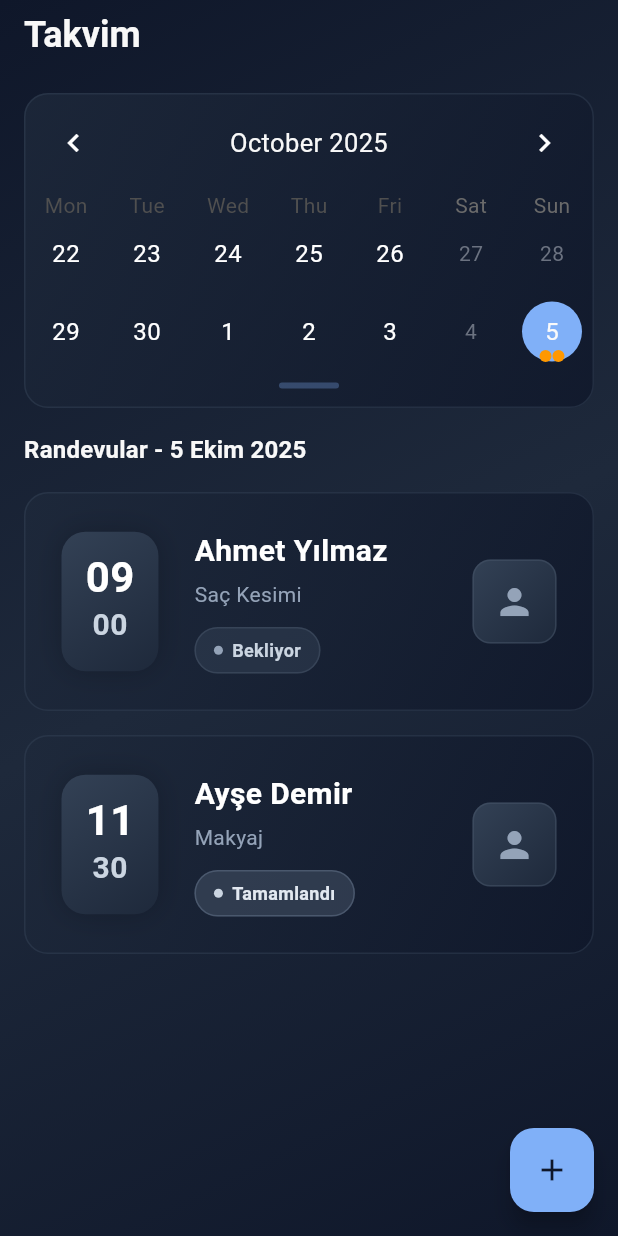
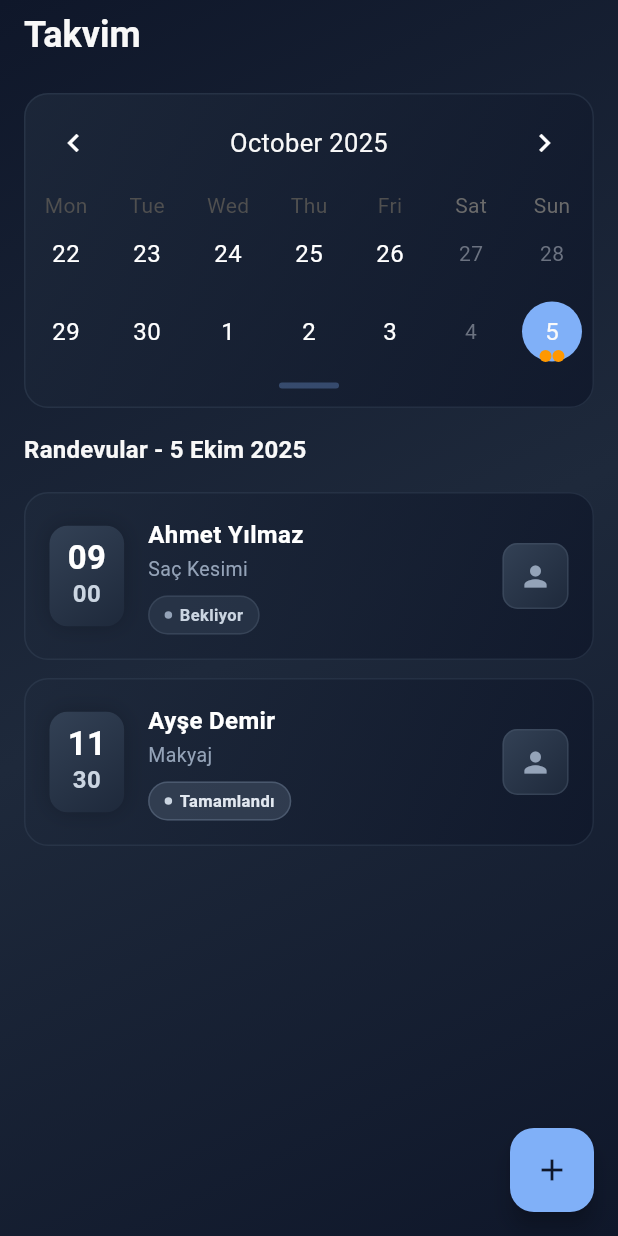
Before and after one commit to muhammedfaruk/randevum, a Flutter app: the CalendarView screen opened directly, on a phone screen of 412 x 824 dp. Run offline on Flutter 3.47's test engine with Material 3 defaults, Android fonts, the phone set to English and light mode, and no system bars; drawn by our look-alikes of table_calendar; our stand-ins replace connectivity_plus, dio, get, pretty_dio_logger, shared_preferences; accounts and stored records are empty; generated files the repository leaves out were written again.

Commit message:
randevu karti height azaltildi

```diff
--- a/lib/modules/calendar/widgets/appointment_card.dart
+++ b/lib/modules/calendar/widgets/appointment_card.dart
@@ -17,7 +17,7 @@ final class AppointmentCard extends StatelessWidget {
     final status = appointment['status'] ?? 'Bekliyor';
 
     return Container(
-      margin: const EdgeInsets.only(bottom: 16),
+      margin: const EdgeInsets.only(bottom: 12),
       decoration: BoxDecoration(
         gradient: AppColors.cardGradient,
         borderRadius: BorderRadius.circular(AppRadii.lg),
@@ -32,7 +32,7 @@ final class AppointmentCard extends StatelessWidget {
           borderRadius: BorderRadius.circular(AppRadii.lg),
           onTap: onTap,
           child: Padding(
-            padding: const EdgeInsets.all(24),
+            padding: const EdgeInsets.all(16),
             child: Row(
               children: [
                 // Sol taraf - Saat kutusu (koyu gradient)
@@ -46,33 +46,33 @@ final class AppointmentCard extends StatelessWidget {
                         Color(0xFF1e293b), // slate-800
                       ],
                     ),
-                    borderRadius: BorderRadius.circular(AppRadii.lg),
+                    borderRadius: BorderRadius.circular(12),
                     boxShadow: [
                       BoxShadow(
                         color: Colors.black.withValues(alpha: 0.2),
-                        blurRadius: 16,
+                        blurRadius: 12,
                         spreadRadius: 0,
                       ),
                     ],
                   ),
-                  padding: const EdgeInsets.all(16),
+                  padding: const EdgeInsets.symmetric(horizontal: 12, vertical: 10),
                   child: Column(
                     mainAxisSize: MainAxisSize.min,
                     children: [
                       Text(
                         _getHour(appointment['time']),
                         style: const TextStyle(
-                          fontSize: 28,
+                          fontSize: 22,
                           fontWeight: FontWeight.bold,
                           color: Colors.white,
                           height: 1,
                         ),
                       ),
-                      const SizedBox(height: 4),
+                      const SizedBox(height: 2),
                       Text(
                         _getMinute(appointment['time']),
                         style: const TextStyle(
-                          fontSize: 20,
+                          fontSize: 16,
                           fontWeight: FontWeight.w600,
                           color: Color(0xFFcbd5e1), // slate-300
                         ),
@@ -80,7 +80,7 @@ final class AppointmentCard extends StatelessWidget {
                     ],
                   ),
                 ),
-                const SizedBox(width: 24),
+                const SizedBox(width: 16),
 
                 // Orta - Bilgiler
                 Expanded(
@@ -90,29 +90,29 @@ final class AppointmentCard extends StatelessWidget {
                       Text(
                         appointment['customerName'] ?? 'Müşteri',
                         style: const TextStyle(
-                          fontSize: 20,
+                          fontSize: 16,
                           fontWeight: FontWeight.bold,
                           color: Colors.white,
                         ),
                         maxLines: 1,
                         overflow: TextOverflow.ellipsis,
                       ),
-                      const SizedBox(height: 4),
+                      const SizedBox(height: 2),
                       Text(
                         appointment['service'] ?? 'Hizmet',
                         style: const TextStyle(
-                          fontSize: 14,
+                          fontSize: 13,
                           color: Color(0xFF94a3b8), // slate-400
                         ),
                         maxLines: 1,
                         overflow: TextOverflow.ellipsis,
                       ),
-                      const SizedBox(height: 12),
+                      const SizedBox(height: 8),
                       // Durum Badge (subtle design)
                       Container(
                         padding: const EdgeInsets.symmetric(
-                          horizontal: 12,
-                          vertical: 6,
+                          horizontal: 10,
+                          vertical: 4,
                         ),
                         decoration: BoxDecoration(
                           color: _getStatusBgColor(status),
@@ -126,18 +126,18 @@ final class AppointmentCard extends StatelessWidget {
                           mainAxisSize: MainAxisSize.min,
                           children: [
                             Container(
-                              width: 6,
-                              height: 6,
+                              width: 5,
+                              height: 5,
                               decoration: BoxDecoration(
                                 color: _getStatusDotColor(status),
                                 shape: BoxShape.circle,
                               ),
                             ),
-                            const SizedBox(width: 6),
+                            const SizedBox(width: 5),
                             Text(
                               status,
                               style: TextStyle(
-                                fontSize: 12,
+                                fontSize: 11,
                                 fontWeight: FontWeight.w600,
                                 color: _getStatusTextColor(status),
                               ),
@@ -148,12 +148,12 @@ final class AppointmentCard extends StatelessWidget {
                     ],
                   ),
                 ),
-                const SizedBox(width: 16),
+                const SizedBox(width: 12),
 
                 // Sağ taraf - Avatar (subtle design)
                 Container(
-                  width: 56,
-                  height: 56,
+                  width: 44,
+                  height: 44,
                   decoration: BoxDecoration(
                     gradient: const LinearGradient(
                       begin: Alignment.topLeft,
@@ -163,7 +163,7 @@ final class AppointmentCard extends StatelessWidget {
                         Color(0xFF1e293b), // slate-800
                       ],
                     ),
-                    borderRadius: BorderRadius.circular(12),
+                    borderRadius: BorderRadius.circular(10),
                     border: Border.all(
                       color: const Color(0x80475569), // slate-600 %50
                       width: 1,
@@ -172,7 +172,7 @@ final class AppointmentCard extends StatelessWidget {
                   child: const Icon(
                     Icons.person,
                     color: Color(0xFF94a3b8), // slate-400
-                    size: 28,
+                    size: 22,
                   ),
                 ),
               ],
--- a/lib/modules/home/views/home_screen.dart
+++ b/lib/modules/home/views/home_screen.dart
@@ -7,14 +7,14 @@ import '../../../core/routes/app_routes.dart';
 import '../../auth/auth_controller.dart';
 import '../home_controller.dart';
 
-class HomeScreen extends StatefulWidget {
+final class HomeScreen extends StatefulWidget {
   const HomeScreen({super.key});
 
   @override
   State<HomeScreen> createState() => _HomeScreenState();
 }
 
-class _HomeScreenState extends State<HomeScreen> {
+final class _HomeScreenState extends State<HomeScreen> {
   @override
   void initState() {
     super.initState();
```
Lines whose indentation alone changed are shown as unchanged.
